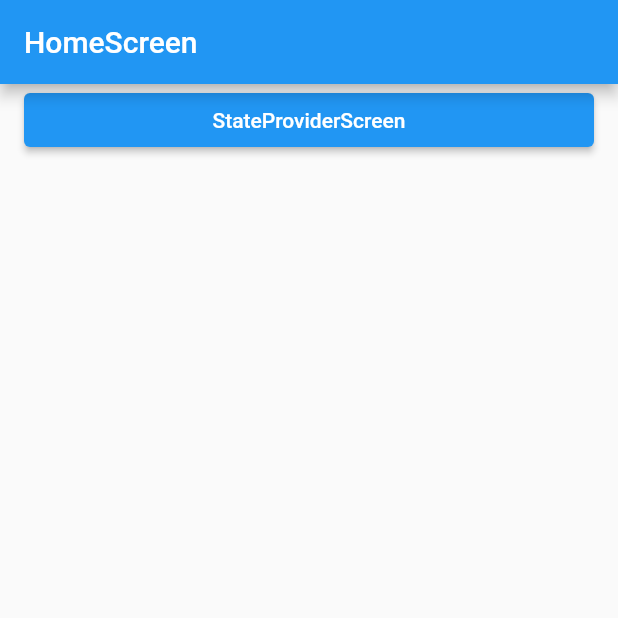
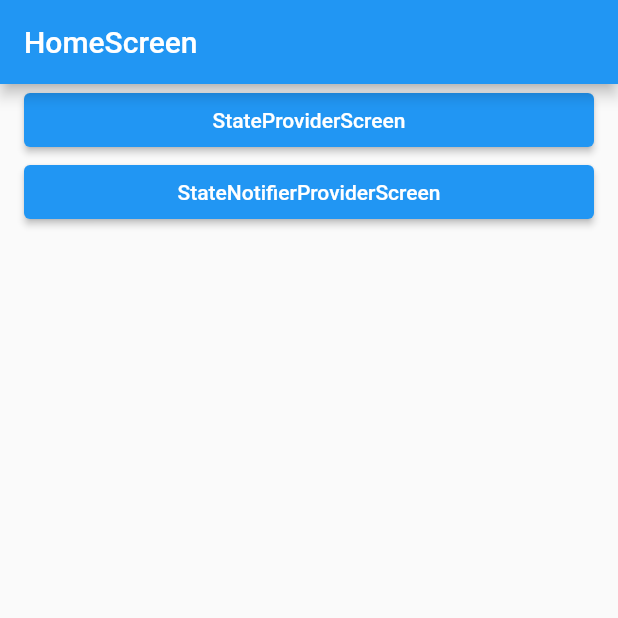
Before and after one commit to seoyoon513/flutter_riverpod_example, a Flutter app: the screen it shows after launch, on a phone screen of 412 x 824 dp, the top half of it. Run offline on Flutter 3.47's test engine with Material 2 defaults, Android fonts, the phone set to English and light mode, and no system bars; our stand-ins replace flutter_riverpod.

Commit message:
[feat] StateNotifierProvider 실습

```diff
--- a/lib/screen/home_screen.dart
+++ b/lib/screen/home_screen.dart
@@ -1,5 +1,6 @@
 import 'package:flutter/material.dart';
 import 'package:flutter_riverpod_example/layout/default_layout.dart';
+import 'package:flutter_riverpod_example/screen/state_notifier_provider_screen.dart';
 import 'package:flutter_riverpod_example/screen/state_provider_screen.dart';
 
 class HomeScreen extends StatelessWidget {
@@ -19,6 +20,15 @@ class HomeScreen extends StatelessWidget {
 
             },
             child: Text('StateProviderScreen'),
+          ),
+          ElevatedButton(
+            onPressed: () {
+              Navigator.of(context).push(
+                  MaterialPageRoute(builder: (_) => StateNotifierProviderScreen(),)
+              );
+
+            },
+            child: Text('StateNotifierProviderScreen'),
           )
         ],
       ),
```
Also changed, not shown: lib/screen/state_notifier_provider_screen.dart (added, +34 -0 lines).
